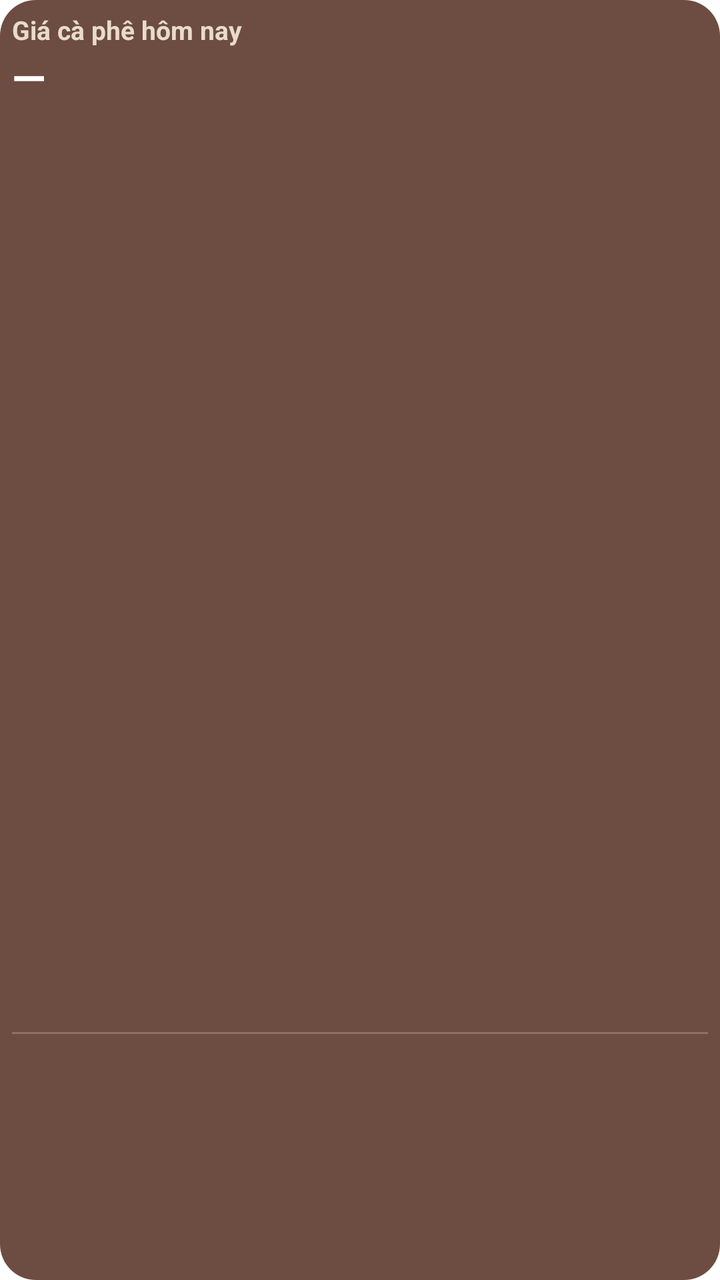
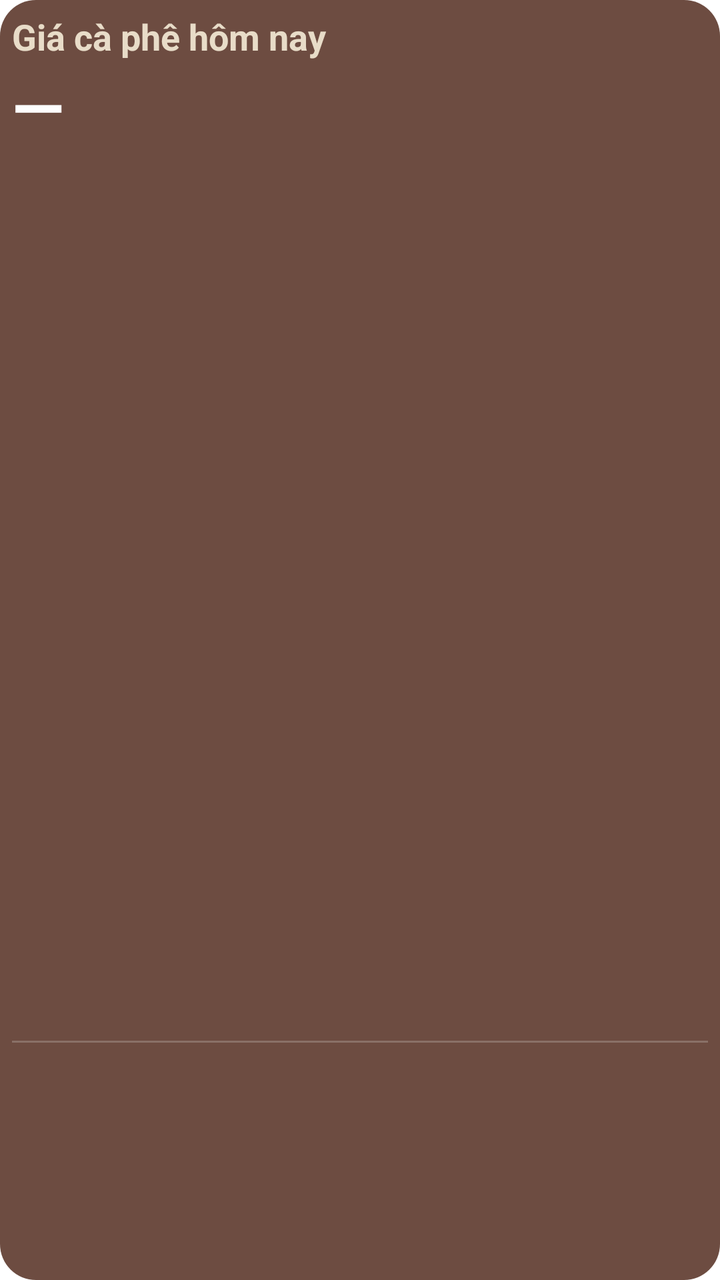

Before-and-after screenshots of an Android layout around one commit, followed by the original layout XML and the change that was made.
<!-- AndroidManifest.xml: fallback theme Theme.MaterialComponents.DayNight.NoActionBar -->
<!-- res/layout/widget_price_4x4.xml -->
<?xml version="1.0" encoding="utf-8"?>
<LinearLayout xmlns:android="http://schemas.android.com/apk/res/android"
    android:id="@+id/widget_root"
    android:layout_width="match_parent"
    android:layout_height="match_parent"
    android:background="@drawable/widget_bg"
    android:orientation="vertical"
    android:padding="6dp">

    
    <TextView
        android:id="@+id/title"
        android:layout_width="match_parent"
        android:layout_height="wrap_content"
        android:ellipsize="end"
        android:maxLines="1"
        android:text="Giá cà phê hôm nay"
        android:textColor="#E8DCC8"
        android:textSize="13sp"
        android:textStyle="bold" />

    
    <LinearLayout
        android:layout_width="match_parent"
        android:layout_height="wrap_content"
        android:gravity="bottom"
        android:orientation="horizontal">

        <TextView
            android:id="@+id/price"
            android:layout_width="0dp"
            android:layout_height="wrap_content"
            android:layout_weight="1"
            android:ellipsize="end"
            android:maxLines="1"
            android:text="—"
            android:textColor="#FFFFFF"
            android:textSize="22sp"
            android:textStyle="bold" />

        <TextView
            android:id="@+id/change"
            android:layout_width="wrap_content"
            android:layout_height="wrap_content"
            android:layout_marginStart="8dp"
            android:text=""
            android:textSize="15sp"
            android:textStyle="bold" />
    </LinearLayout>

    <TextView
        android:id="@+id/updated"
        android:layout_width="wrap_content"
        android:layout_height="wrap_content"
        android:text=""
        android:textColor="#B3FFFFFF"
        android:textSize="9sp"
        android:visibility="gone" />

    
    <LinearLayout
        android:id="@+id/row1"
        android:layout_width="match_parent"
        android:layout_height="0dp"
        android:layout_weight="1"
        android:gravity="center_vertical"
        android:orientation="horizontal">

        <TextView
            android:id="@+id/item_m1"
            android:layout_width="0dp"
            android:layout_height="wrap_content"
            android:layout_weight="1"
            android:ellipsize="end"
            android:maxLines="1"
            android:text=""
            android:textColor="#F5EFE6"
            android:textSize="14sp" />

        <TextView
            android:id="@+id/item_p1"
            android:layout_width="wrap_content"
            android:layout_height="wrap_content"
            android:text=""
            android:textColor="#FFFFFF"
            android:textSize="15sp"
            android:textStyle="bold" />

        <TextView
            android:id="@+id/item_c1"
            android:layout_width="wrap_content"
            android:layout_height="wrap_content"
            android:layout_marginStart="8dp"
            android:text=""
            android:textSize="14sp"
            android:textStyle="bold" />
    </LinearLayout>

    <LinearLayout
        android:id="@+id/row2"
        android:layout_width="match_parent"
        android:layout_height="0dp"
        android:layout_weight="1"
        android:gravity="center_vertical"
        android:orientation="horizontal">

        <TextView
            android:id="@+id/item_m2"
            android:layout_width="0dp"
            android:layout_height="wrap_content"
            android:layout_weight="1"
            android:ellipsize="end"
            android:maxLines="1"
            android:text=""
            android:textColor="#F5EFE6"
            android:textSize="14sp" />

        <TextView
            android:id="@+id/item_p2"
            android:layout_width="wrap_content"
            android:layout_height="wrap_content"
            android:text=""
            android:textColor="#FFFFFF"
            android:textSize="15sp"
            android:textStyle="bold" />

        <TextView
            android:id="@+id/item_c2"
            android:layout_width="wrap_content"
            android:layout_height="wrap_content"
            android:layout_marginStart="8dp"
            android:text=""
            android:textSize="14sp"
            android:textStyle="bold" />
    </LinearLayout>

    <LinearLayout
        android:id="@+id/row3"
        android:layout_width="match_parent"
        android:layout_height="0dp"
        android:layout_weight="1"
        android:gravity="center_vertical"
        android:orientation="horizontal">

        <TextView
            android:id="@+id/item_m3"
            android:layout_width="0dp"
            android:layout_height="wrap_content"
            android:layout_weight="1"
            android:ellipsize="end"
            android:maxLines="1"
            android:text=""
            android:textColor="#F5EFE6"
            android:textSize="14sp" />

        <TextView
            android:id="@+id/item_p3"
            android:layout_width="wrap_content"
            android:layout_height="wrap_content"
            android:text=""
            android:textColor="#FFFFFF"
            android:textSize="15sp"
            android:textStyle="bold" />

        <TextView
            android:id="@+id/item_c3"
            android:layout_width="wrap_content"
            android:layout_height="wrap_content"
            android:layout_marginStart="8dp"
            android:text=""
            android:textSize="14sp"
            android:textStyle="bold" />
    </LinearLayout>

    <LinearLayout
        android:id="@+id/row4"
        android:layout_width="match_parent"
        android:layout_height="0dp"
        android:layout_weight="1"
        android:gravity="center_vertical"
        android:orientation="horizontal">

        <TextView
            android:id="@+id/item_m4"
            android:layout_width="0dp"
            android:layout_height="wrap_content"
            android:layout_weight="1"
            android:ellipsize="end"
            android:maxLines="1"
            android:text=""
            android:textColor="#F5EFE6"
            android:textSize="14sp" />

        <TextView
            android:id="@+id/item_p4"
            android:layout_width="wrap_content"
            android:layout_height="wrap_content"
            android:text=""
            android:textColor="#FFFFFF"
            android:textSize="15sp"
            android:textStyle="bold" />

        <TextView
            android:id="@+id/item_c4"
            android:layout_width="wrap_content"
            android:layout_height="wrap_content"
            android:layout_marginStart="8dp"
            android:text=""
            android:textSize="14sp"
            android:textStyle="bold" />
    </LinearLayout>

    
    <TextView
        android:layout_width="match_parent"
        android:layout_height="1dp"
        android:layout_marginTop="3dp"
        android:layout_marginBottom="2dp"
        android:background="#33FFFFFF" />

    
    <LinearLayout
        android:id="@+id/row5"
        android:layout_width="match_parent"
        android:layout_height="0dp"
        android:layout_weight="1"
        android:gravity="center_vertical"
        android:orientation="horizontal">

        <TextView
            android:id="@+id/item_m5"
            android:layout_width="0dp"
            android:layout_height="wrap_content"
            android:layout_weight="1"
            android:ellipsize="end"
            android:maxLines="1"
            android:text=""
            android:textColor="#F5EFE6"
            android:textSize="14sp"
            android:textStyle="bold" />

        <TextView
            android:id="@+id/item_p5"
            android:layout_width="wrap_content"
            android:layout_height="wrap_content"
            android:text=""
            android:textColor="#FFFFFF"
            android:textSize="15sp"
            android:textStyle="bold" />

        <TextView
            android:id="@+id/item_c5"
            android:layout_width="wrap_content"
            android:layout_height="wrap_content"
            android:layout_marginStart="8dp"
            android:text=""
            android:textSize="14sp"
            android:textStyle="bold" />
    </LinearLayout>
</LinearLayout>
<!-- resources referenced by this layout -->
<resources>
  <!-- drawable widget_bg (drawable) -->
  <?xml version="1.0" encoding="utf-8"?>
  <shape xmlns:android="http://schemas.android.com/apk/res/android"
      android:shape="rectangle">
      <corners android:radius="18dp" />
      <solid android:color="#6D4C41" />
  </shape>
</resources>

<!-- the commit's change to res/layout/widget_price_4x4.xml (unified diff, before → after) -->
@@ -16,7 +16,7 @@
         android:maxLines="1"
         android:text="Giá cà phê hôm nay"
         android:textColor="#E8DCC8"
-        android:textSize="13sp"
+        android:textSize="18sp"
         android:textStyle="bold" />
 
     
@@ -35,16 +35,16 @@
             android:maxLines="1"
             android:text="—"
             android:textColor="#FFFFFF"
+            android:textSize="34sp"
+            android:textStyle="bold" />
+
+        <TextView
+            android:id="@+id/change"
+            android:layout_width="wrap_content"
+            android:layout_height="wrap_content"
+            android:layout_marginStart="8dp"
+            android:text=""
             android:textSize="22sp"
-            android:textStyle="bold" />
-
-        <TextView
-            android:id="@+id/change"
-            android:layout_width="wrap_content"
-            android:layout_height="wrap_content"
-            android:layout_marginStart="8dp"
-            android:text=""
-            android:textSize="15sp"
             android:textStyle="bold" />
     </LinearLayout>
 
@@ -54,7 +54,7 @@
         android:layout_height="wrap_content"
         android:text=""
         android:textColor="#B3FFFFFF"
-        android:textSize="9sp"
+        android:textSize="10sp"
         android:visibility="gone" />
 
     
@@ -75,7 +75,8 @@
             android:maxLines="1"
             android:text=""
             android:textColor="#F5EFE6"
-            android:textSize="14sp" />
+            android:textSize="30sp"
+            android:textStyle="bold" />
 
         <TextView
             android:id="@+id/item_p1"
@@ -83,7 +84,7 @@
             android:layout_height="wrap_content"
             android:text=""
             android:textColor="#FFFFFF"
-            android:textSize="15sp"
+            android:textSize="30sp"
             android:textStyle="bold" />
 
         <TextView
@@ -92,7 +93,7 @@
             android:layout_height="wrap_content"
             android:layout_marginStart="8dp"
             android:text=""
-            android:textSize="14sp"
+            android:textSize="20sp"
             android:textStyle="bold" />
     </LinearLayout>
 
@@ -113,7 +114,8 @@
             android:maxLines="1"
             android:text=""
             android:textColor="#F5EFE6"
-            android:textSize="14sp" />
+            android:textSize="30sp"
+            android:textStyle="bold" />
 
         <TextView
             android:id="@+id/item_p2"
@@ -121,7 +123,7 @@
             android:layout_height="wrap_content"
             android:text=""
             android:textColor="#FFFFFF"
-            android:textSize="15sp"
+            android:textSize="30sp"
             android:textStyle="bold" />
 
         <TextView
@@ -130,7 +132,7 @@
             android:layout_height="wrap_content"
             android:layout_marginStart="8dp"
             android:text=""
-            android:textSize="14sp"
+            android:textSize="20sp"
             android:textStyle="bold" />
     </LinearLayout>
 
@@ -151,7 +153,8 @@
             android:maxLines="1"
             android:text=""
             android:textColor="#F5EFE6"
-            android:textSize="14sp" />
+            android:textSize="30sp"
+            android:textStyle="bold" />
 
         <TextView
             android:id="@+id/item_p3"
@@ -159,7 +162,7 @@
             android:layout_height="wrap_content"
             android:text=""
             android:textColor="#FFFFFF"
-            android:textSize="15sp"
+            android:textSize="30sp"
             android:textStyle="bold" />
 
         <TextView
@@ -168,7 +171,7 @@
             android:layout_height="wrap_content"
             android:layout_marginStart="8dp"
             android:text=""
-            android:textSize="14sp"
+            android:textSize="20sp"
             android:textStyle="bold" />
     </LinearLayout>
 
@@ -189,7 +192,8 @@
             android:maxLines="1"
             android:text=""
             android:textColor="#F5EFE6"
-            android:textSize="14sp" />
+            android:textSize="30sp"
+            android:textStyle="bold" />
 
         <TextView
             android:id="@+id/item_p4"
@@ -197,7 +201,7 @@
             android:layout_height="wrap_content"
             android:text=""
             android:textColor="#FFFFFF"
-            android:textSize="15sp"
+            android:textSize="30sp"
             android:textStyle="bold" />
 
         <TextView
@@ -206,7 +210,7 @@
             android:layout_height="wrap_content"
             android:layout_marginStart="8dp"
             android:text=""
-            android:textSize="14sp"
+            android:textSize="20sp"
             android:textStyle="bold" />
     </LinearLayout>
 
@@ -236,7 +240,7 @@
             android:maxLines="1"
             android:text=""
             android:textColor="#F5EFE6"
-            android:textSize="14sp"
+            android:textSize="30sp"
             android:textStyle="bold" />
 
         <TextView
@@ -245,7 +249,7 @@
             android:layout_height="wrap_content"
             android:text=""
             android:textColor="#FFFFFF"
-            android:textSize="15sp"
+            android:textSize="30sp"
             android:textStyle="bold" />
 
         <TextView
@@ -254,7 +258,7 @@
             android:layout_height="wrap_content"
             android:layout_marginStart="8dp"
             android:text=""
-            android:textSize="14sp"
+            android:textSize="20sp"
             android:textStyle="bold" />
     </LinearLayout>
 </LinearLayout>
